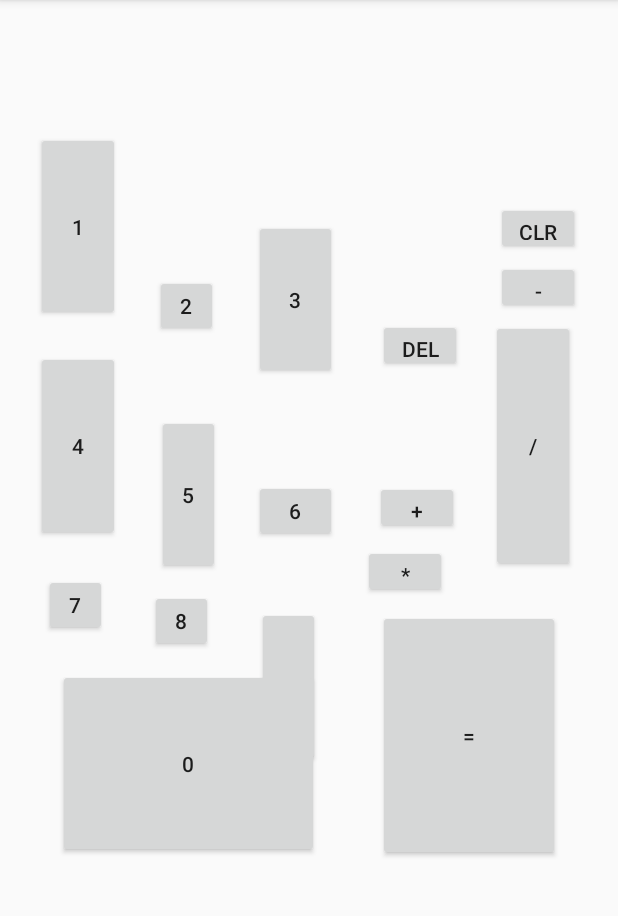
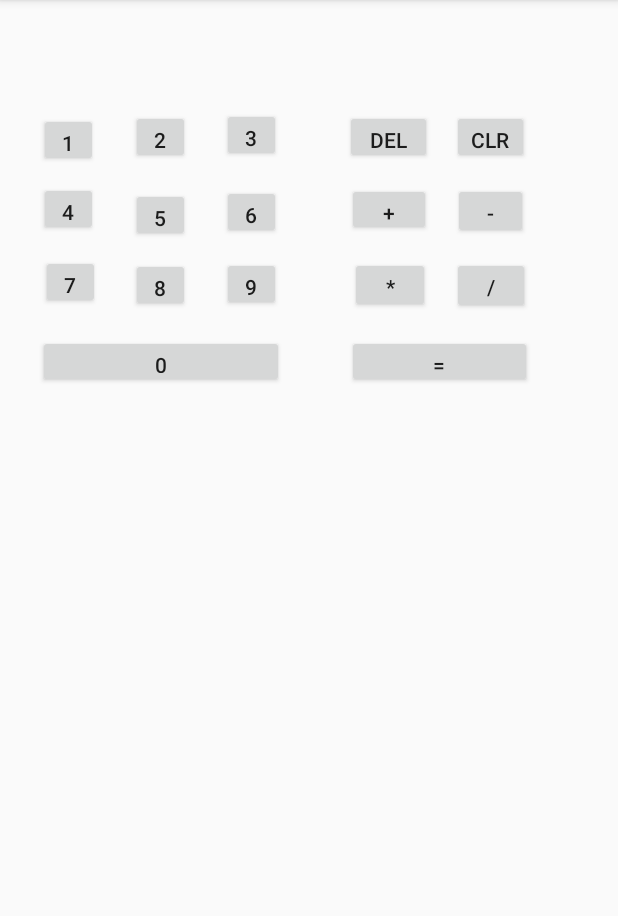
Before and after one commit to rkritchat/kotlin_calculator, an Android app: the screen it shows after launch (MainActivity), on a phone screen of 412 x 824 dp, the part 84-1000 px from its top. Run offline under Robolectric (Android 15) with nearby library versions, the phone set to English and light mode, and no system bars.

Commit message:
Modify design to Relative and add show text in view when click button

```diff
--- a/app/src/main/java/com/example/laphatrada/myapplication/MainActivity.kt
+++ b/app/src/main/java/com/example/laphatrada/myapplication/MainActivity.kt
@@ -54,22 +54,22 @@ class MainActivity : AppCompatActivity() {
         }
 
         bt_plus.setOnClickListener {
-            operetorStr(cal, "+")
+            operatorStr(cal, "+")
         }
 
         bt_minus.setOnClickListener {
-            operetorStr(cal, "-")
+            operatorStr(cal, "-")
         }
 
         bt_multiply.setOnClickListener {
-            operetorStr(cal, "*")
+            operatorStr(cal, "*")
         }
 
         bt_divide.setOnClickListener {
-            operetorStr(cal, "/")
+            operatorStr(cal, "/")
         }
 
-        btn_result.setOnClickListener {
+        bt_result.setOnClickListener {
             calculate(cal)
         }
 
@@ -80,30 +80,41 @@ class MainActivity : AppCompatActivity() {
     }
 
     private fun initNum(cal: Calculator, self: Int) {
-        var tmp = ""
+        var tmp : String
+        var monitorTxt :String = tv_monitor.text.toString()
         if("N1"==cal.step){
             tmp = cal.num1.toString()
             tmp+=self.toString()
             cal.num1 = tmp.toInt()
+            monitorTxt = cal.num1.toString()
         }else{
             tmp = cal.num2.toString()
             tmp+=self.toString()
             cal.num2 = tmp.toInt()
+            monitorTxt = "${cal.num1} ${cal.operatorStr} ${cal.num2}"
         }
+        tv_monitor.text = monitorTxt
     }
 
-    private fun operetorStr(cal: Calculator, ope : String){
+    private fun operatorStr(cal: Calculator, ope : String){
         cal.operatorStr = ope
         cal.step = "N2"
+        var monitorTxt :String = tv_monitor.text.toString()
+        monitorTxt+= " ${ope}"
+        tv_monitor.text = monitorTxt
     }
 
     private fun calculate(cal: Calculator){
-        when(cal.operatorStr){
-            "+" -> tv_monitor.text = (cal.num1 + cal.num2).toString()
-            "-" -> tv_monitor.text = (cal.num1 - cal.num2).toString()
-            "*" -> tv_monitor.text = (cal.num1 * cal.num2).toString()
-            "/" -> tv_monitor.text = (cal.num1 / cal.num2).toString()
+        var monitorTxt :String = tv_monitor.text.toString()
+        var result :String = when(cal.operatorStr){
+            "+" -> (cal.num1 + cal.num2).toString()
+            "-" -> (cal.num1 - cal.num2).toString()
+            "*" -> (cal.num1 * cal.num2).toString()
+            "/" -> (cal.num1 / cal.num2).toString()
+            else -> "fail"
         }
+        monitorTxt+= " = ${result}"
+        tv_monitor.text = monitorTxt
     }
 
 
--- a/app/src/main/res/layout/activity_main.xml
+++ b/app/src/main/res/layout/activity_main.xml
@@ -1,5 +1,5 @@
 <?xml version="1.0" encoding="utf-8"?>
-<android.support.constraint.ConstraintLayout
+<RelativeLayout
         xmlns:android="http://schemas.android.com/apk/res/android"
         xmlns:tools="http://schemas.android.com/tools"
         xmlns:app="http://schemas.android.com/apk/res-auto"
@@ -7,162 +7,113 @@
         android:layout_height="match_parent"
         tools:context=".MainActivity">
 
+
+    <Button
+            android:text="="
+            android:layout_width="123dp"
+            android:layout_height="35dp" android:layout_alignParentStart="true"
+            android:layout_marginStart="231dp" android:layout_alignParentTop="true" android:id="@+id/bt_result"
+            android:layout_marginTop="223dp"/>
     <Button
             android:text="/"
-            android:layout_width="56dp"
-            android:layout_height="0dp"
-            android:id="@+id/bt_divide" app:layout_constraintStart_toEndOf="@+id/bt_multiply"
-            app:layout_constraintHorizontal_bias="0.5" app:layout_constraintEnd_toEndOf="parent"
-            app:layout_constraintBottom_toTopOf="@+id/btn_result" app:layout_constraintTop_toTopOf="parent"
-            android:layout_marginTop="213dp" android:layout_marginBottom="25dp"/>
+            android:layout_width="52dp"
+            android:layout_height="38dp" android:layout_alignParentStart="true"
+            android:layout_marginStart="301dp" android:layout_alignParentTop="true" android:id="@+id/bt_divide"
+            android:layout_marginTop="171dp"/>
     <Button
             android:text="*"
-            android:layout_width="56dp"
-            android:layout_height="35dp"
-            android:id="@+id/bt_multiply" app:layout_constraintStart_toEndOf="@+id/bt9"
-            app:layout_constraintHorizontal_bias="0.5" app:layout_constraintEnd_toStartOf="@+id/bt_divide"
-            app:layout_constraintTop_toBottomOf="@+id/bt_plus" app:layout_constraintBottom_toTopOf="@+id/btn_result"/>
+            android:layout_width="53dp"
+            android:layout_height="37dp" android:layout_alignParentStart="true"
+            android:layout_marginStart="233dp" android:layout_alignParentTop="true" android:id="@+id/bt_multiply"
+            android:layout_marginTop="171dp"/>
     <Button
             android:text="-"
-            android:layout_width="56dp"
-            android:layout_height="35dp"
-            android:id="@+id/bt_minus" app:layout_constraintStart_toEndOf="@+id/bt_plus"
-            app:layout_constraintHorizontal_bias="0.5" app:layout_constraintEnd_toEndOf="parent"
-            app:layout_constraintTop_toBottomOf="@+id/bt_clear" app:layout_constraintBottom_toTopOf="@+id/bt_divide"/>
+            android:layout_width="50dp"
+            android:layout_height="37dp" android:layout_alignParentStart="true"
+            android:layout_marginStart="302dp" android:layout_alignParentTop="true" android:id="@+id/bt_minus"
+            android:layout_marginTop="122dp"/>
     <Button
             android:text="+"
             android:layout_width="56dp"
-            android:layout_height="35dp"
-            android:id="@+id/bt_plus" app:layout_constraintStart_toEndOf="@+id/bt6"
-            app:layout_constraintHorizontal_bias="0.5" app:layout_constraintEnd_toStartOf="@+id/bt_minus"
-            app:layout_constraintBaseline_toBaselineOf="@+id/bt6"/>
+            android:layout_height="35dp" android:layout_alignParentStart="true"
+            android:layout_marginStart="231dp" android:layout_alignParentTop="true" android:id="@+id/bt_plus"
+            android:layout_marginTop="122dp"/>
     <Button
             android:text="CLR"
-            android:layout_width="0dp"
-            android:layout_height="35dp"
-            android:id="@+id/bt_clear"
-            app:layout_constraintTop_toBottomOf="@+id/tv_monitor"
-            app:layout_constraintBottom_toTopOf="@+id/bt_minus" app:layout_constraintStart_toEndOf="@+id/bt3"
-            android:layout_marginEnd="25dp"
-            app:layout_constraintEnd_toEndOf="parent"/>
+            android:layout_width="51dp"
+            android:layout_height="36dp" android:layout_alignParentStart="true"
+            android:layout_marginStart="301dp" android:layout_alignParentTop="true" android:id="@+id/bt_clear"
+            android:layout_marginTop="73dp"/>
     <Button
-            android:text="="
-            android:layout_width="121dp"
-            android:layout_height="0dp"
-            android:id="@+id/btn_result" app:layout_constraintStart_toEndOf="@+id/bt0"
-            app:layout_constraintHorizontal_bias="0.5" app:layout_constraintEnd_toEndOf="parent"
-            app:layout_constraintBottom_toBottomOf="parent" app:layout_constraintTop_toBottomOf="@+id/bt_divide"
-            android:layout_marginBottom="194dp"/>
+            android:text="DEL"
+            android:layout_width="58dp"
+            android:layout_height="36dp" android:layout_alignParentStart="true"
+            android:layout_marginStart="230dp" android:layout_alignParentTop="true" android:id="@+id/bt_del"
+            android:layout_marginTop="73dp"/>
     <Button
-            android:text="Del"
-            android:layout_width="56dp"
-            android:layout_height="35dp"
-            android:id="@+id/bt_del" app:layout_constraintStart_toEndOf="@+id/bt3"
-            app:layout_constraintHorizontal_bias="0.54" app:layout_constraintEnd_toStartOf="@+id/bt_clear"
-            app:layout_constraintTop_toBottomOf="@+id/tv_monitor" app:layout_constraintBottom_toTopOf="@+id/bt_plus"
-            app:layout_constraintVertical_bias="0.531"/>
-
+            android:text="0"
+            android:layout_width="164dp"
+            android:layout_height="35dp" android:layout_alignParentStart="true"
+            android:layout_marginStart="25dp" android:layout_alignParentTop="true" android:id="@+id/bt0"
+            android:layout_marginTop="223dp"/>
+    <Button
+            android:text="9"
+            android:layout_width="39dp"
+            android:layout_height="36dp" android:layout_alignParentStart="true"
+            android:layout_marginStart="148dp" android:layout_alignParentTop="true" android:id="@+id/bt9"
+            android:layout_marginTop="171dp"/>
+    <Button
+            android:text="8"
+            android:layout_width="39dp"
+            android:layout_height="36dp" android:layout_alignParentStart="true"
+            android:layout_marginStart="87dp" android:layout_alignParentTop="true" android:id="@+id/bt8"
+            android:layout_marginTop="172dp"/>
+    <Button
+            android:text="7"
+            android:layout_width="39dp"
+            android:layout_height="36dp" android:layout_alignParentStart="true"
+            android:layout_marginStart="27dp" android:layout_alignParentTop="true" android:id="@+id/bt7"
+            android:layout_marginTop="170dp"/>
+    <Button
+            android:text="6"
+            android:layout_width="39dp"
+            android:layout_height="36dp" android:layout_alignParentStart="true"
+            android:layout_marginStart="148dp" android:layout_alignParentTop="true" android:id="@+id/bt6"
+            android:layout_marginTop="123dp"/>
+    <Button
+            android:text="5"
+            android:layout_width="39dp"
+            android:layout_height="36dp" android:layout_alignParentStart="true"
+            android:layout_marginStart="87dp" android:layout_alignParentTop="true" android:id="@+id/bt5"
+            android:layout_marginTop="125dp"/>
+    <Button
+            android:text="4"
+            android:layout_width="39dp"
+            android:layout_height="36dp" android:layout_alignParentStart="true"
+            android:layout_marginStart="26dp" android:layout_alignParentTop="true" android:id="@+id/bt4"
+            android:layout_marginTop="121dp"/>
+    <Button
+            android:text="3"
+            android:layout_width="39dp"
+            android:layout_height="36dp" android:layout_alignParentStart="true"
+            android:layout_marginStart="148dp" android:layout_alignParentTop="true" android:id="@+id/bt3"
+            android:layout_marginTop="72dp"/>
+    <Button
+            android:text="2"
+            android:layout_width="39dp"
+            android:layout_height="36dp" android:layout_alignParentStart="true"
+            android:layout_marginStart="87dp" android:layout_alignParentTop="true" android:id="@+id/bt2"
+            android:layout_marginTop="73dp"/>
+    <Button
+            android:text="1"
+            android:layout_width="39dp"
+            android:layout_height="36dp" android:layout_alignParentStart="true"
+            android:layout_marginStart="26dp" android:layout_alignParentTop="true" android:id="@+id/bt1"
+            android:layout_marginTop="75dp"/>
     <TextView
             android:text=""
-            android:layout_width="0dp"
-            android:layout_height="0dp"
-
-            android:id="@+id/tv_monitor" app:layout_constraintTop_toTopOf="parent"
-            app:layout_constraintBottom_toTopOf="@+id/bt3" android:layout_marginTop="25dp"
-            android:layout_marginBottom="16dp" app:layout_constraintEnd_toEndOf="parent"
-            app:layout_constraintStart_toStartOf="parent"
-            android:layout_marginStart="29dp" android:layout_marginEnd="29dp"/>
-
-    <Button
-            android:text="1"
-            android:layout_width="0dp"
-            android:layout_height="0dp"
-            android:id="@+id/bt1" app:layout_constraintStart_toStartOf="parent"
-            app:layout_constraintHorizontal_bias="0.5" app:layout_constraintEnd_toStartOf="@+id/bt3"
-            app:layout_constraintBottom_toTopOf="@+id/bt4" android:layout_marginTop="88dp"
-            android:layout_marginBottom="20dp" app:layout_constraintTop_toTopOf="parent"
-            android:layout_marginStart="24dp" android:layout_marginEnd="89dp"
-    />
-
-    <Button
-            android:text="2"
-            android:layout_width="42dp"
-            android:layout_height="41dp"
-            android:id="@+id/bt2" app:layout_constraintStart_toEndOf="@+id/bt1"
-            app:layout_constraintHorizontal_bias="0.5" app:layout_constraintEnd_toStartOf="@+id/bt3"
-            app:layout_constraintTop_toBottomOf="@+id/tv_monitor" app:layout_constraintBottom_toTopOf="@+id/bt5"/>
-
-    <Button
-            android:text="3"
-            android:layout_width="0dp"
-            android:layout_height="0dp"
-            android:id="@+id/bt3"
-            app:layout_constraintTop_toBottomOf="@+id/tv_monitor" app:layout_constraintStart_toEndOf="@+id/bt1"
-            app:layout_constraintEnd_toStartOf="@+id/bt_clear" android:layout_marginBottom="24dp"
-            app:layout_constraintBottom_toTopOf="@+id/bt5" android:layout_marginEnd="106dp"
-    />
-
-    <Button
-            android:text="4"
-            android:layout_width="0dp"
-            android:layout_height="0dp"
-            android:id="@+id/bt4" app:layout_constraintStart_toStartOf="parent"
-            app:layout_constraintHorizontal_bias="0.5" app:layout_constraintEnd_toStartOf="@+id/bt6"
-            app:layout_constraintTop_toBottomOf="@+id/bt1" android:layout_marginBottom="85dp"
-            app:layout_constraintBottom_toTopOf="@+id/bt0"
-            android:layout_marginStart="24dp" android:layout_marginEnd="89dp"/>
-
-    <Button
-            android:text="5"
-            android:layout_width="42dp"
-            android:layout_height="0dp"
-            android:id="@+id/bt5" app:layout_constraintStart_toEndOf="@+id/bt4"
-            app:layout_constraintHorizontal_bias="0.531" app:layout_constraintEnd_toStartOf="@+id/bt6"
-            app:layout_constraintTop_toBottomOf="@+id/bt3" android:layout_marginBottom="22dp"
-            app:layout_constraintBottom_toTopOf="@+id/bt9"/>
-
-    <Button
-            android:text="6"
-            android:layout_width="0dp"
-            android:layout_height="41dp"
-            android:id="@+id/bt6" app:layout_constraintTop_toBottomOf="@+id/bt3"
-            app:layout_constraintBottom_toTopOf="@+id/bt9" app:layout_constraintStart_toEndOf="@+id/bt4"
-            android:layout_marginEnd="187dp"
-            app:layout_constraintEnd_toEndOf="parent" app:layout_constraintVertical_bias="0.608"/>
-
-    <Button
-            android:text="7"
-            android:layout_width="42dp"
-            android:layout_height="41dp"
-            android:id="@+id/bt7" app:layout_constraintStart_toStartOf="parent"
-            app:layout_constraintHorizontal_bias="0.5" app:layout_constraintEnd_toStartOf="@+id/bt8"
-            app:layout_constraintTop_toBottomOf="@+id/bt4" app:layout_constraintBottom_toTopOf="@+id/bt0"/>
-
-    <Button
-            android:text="8"
-            android:layout_width="42dp"
-            android:layout_height="41dp"
-            android:id="@+id/bt8" app:layout_constraintStart_toEndOf="@+id/bt7"
-            app:layout_constraintHorizontal_bias="0.5" app:layout_constraintEnd_toStartOf="@+id/bt9"
-            app:layout_constraintTop_toBottomOf="@+id/bt5" app:layout_constraintBottom_toTopOf="@+id/bt0"/>
-
-    <Button
-            android:text="9"
-            android:layout_width="42dp"
-            android:layout_height="0dp"
-            android:id="@+id/bt9" app:layout_constraintStart_toEndOf="@+id/bt8"
-            app:layout_constraintHorizontal_bias="0.5" app:layout_constraintEnd_toStartOf="@+id/bt_multiply"
-            app:layout_constraintBottom_toBottomOf="parent" app:layout_constraintTop_toBottomOf="@+id/bt5"
-            android:layout_marginBottom="258dp"/>
-
-    <Button
-            android:text="0"
-            android:layout_width="174dp"
-            android:layout_height="0dp"
-            android:id="@+id/bt0" app:layout_constraintStart_toStartOf="parent"
-            app:layout_constraintHorizontal_bias="0.5" app:layout_constraintEnd_toStartOf="@+id/btn_result"
-            app:layout_constraintBottom_toBottomOf="parent" app:layout_constraintTop_toBottomOf="@+id/bt4"
-            android:layout_marginBottom="196dp"/>
-
-
-</android.support.constraint.ConstraintLayout>
+            android:layout_width="295dp"
+            android:layout_height="31dp" android:layout_alignParentStart="true"
+            android:layout_marginStart="38dp" android:layout_alignParentTop="true" android:id="@+id/tv_monitor"
+            android:layout_marginTop="17dp"/>
+</RelativeLayout>
```
